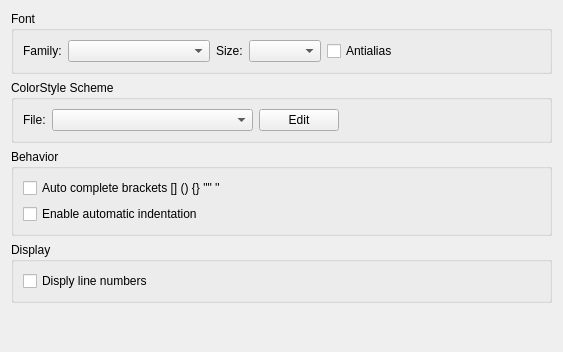
Qt form liteidex/src/plugins/liteeditor/liteeditoroption.ui (seanxyh/liteide) before a commit.
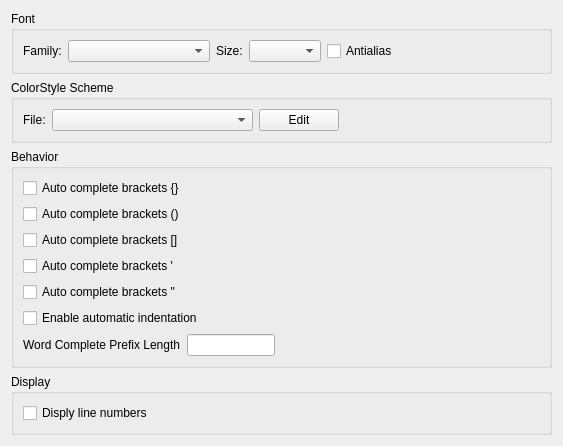
The same form after that commit.

Commit message: liteeditor : add complete option

The edit to the form file:
```diff
--- a/liteidex/src/plugins/liteeditor/liteeditoroption.ui
+++ b/liteidex/src/plugins/liteeditor/liteeditoroption.ui
@@ -132,7 +132,35 @@
       <item>
        <widget class="QCheckBox" name="autoBracesCheckBox">
         <property name="text">
-         <string>Auto complete brackets [] () {} &quot;&quot; ''</string>
+         <string>Auto complete brackets {}</string>
+        </property>
+       </widget>
+      </item>
+      <item>
+       <widget class="QCheckBox" name="autoBraces1CheckBox">
+        <property name="text">
+         <string>Auto complete brackets ()</string>
+        </property>
+       </widget>
+      </item>
+      <item>
+       <widget class="QCheckBox" name="autoBraces2CheckBox">
+        <property name="text">
+         <string>Auto complete brackets []</string>
+        </property>
+       </widget>
+      </item>
+      <item>
+       <widget class="QCheckBox" name="autoBraces3CheckBox">
+        <property name="text">
+         <string>Auto complete brackets '</string>
+        </property>
+       </widget>
+      </item>
+      <item>
+       <widget class="QCheckBox" name="autoBraces4CheckBox">
+        <property name="text">
+         <string>Auto complete brackets &quot;</string>
         </property>
        </widget>
       </item>
@@ -143,6 +171,40 @@
         </property>
        </widget>
       </item>
+      <item>
+       <layout class="QHBoxLayout" name="horizontalLayout_3" stretch="1,1,3">
+        <item>
+         <widget class="QLabel" name="label_4">
+          <property name="text">
+           <string>Word Complete Prefix Length</string>
+          </property>
+         </widget>
+        </item>
+        <item>
+         <widget class="QLineEdit" name="preMinLineEdit">
+          <property name="sizePolicy">
+           <sizepolicy hsizetype="Expanding" vsizetype="Fixed">
+            <horstretch>0</horstretch>
+            <verstretch>0</verstretch>
+           </sizepolicy>
+          </property>
+         </widget>
+        </item>
+        <item>
+         <spacer name="horizontalSpacer_3">
+          <property name="orientation">
+           <enum>Qt::Horizontal</enum>
+          </property>
+          <property name="sizeHint" stdset="0">
+           <size>
+            <width>40</width>
+            <height>20</height>
+           </size>
+          </property>
+         </spacer>
+        </item>
+       </layout>
+      </item>
      </layout>
     </widget>
    </item>
```
Left out of the diff: 2 changed lines with no effect on the pictures. The commit also changes 7 other files.
